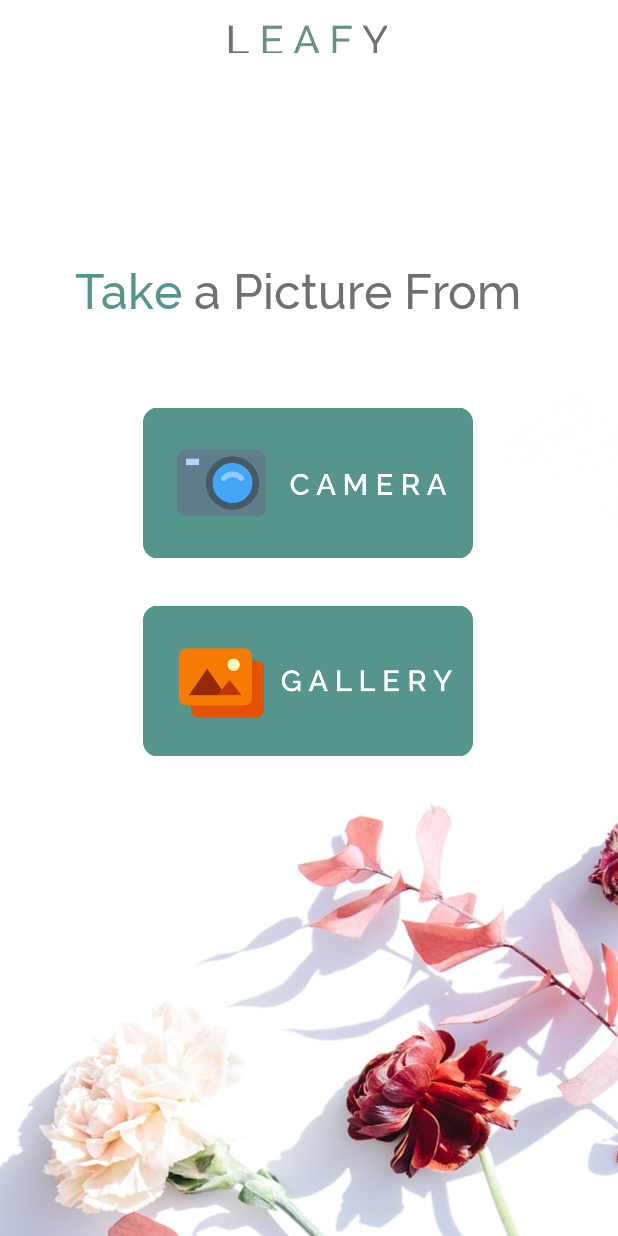
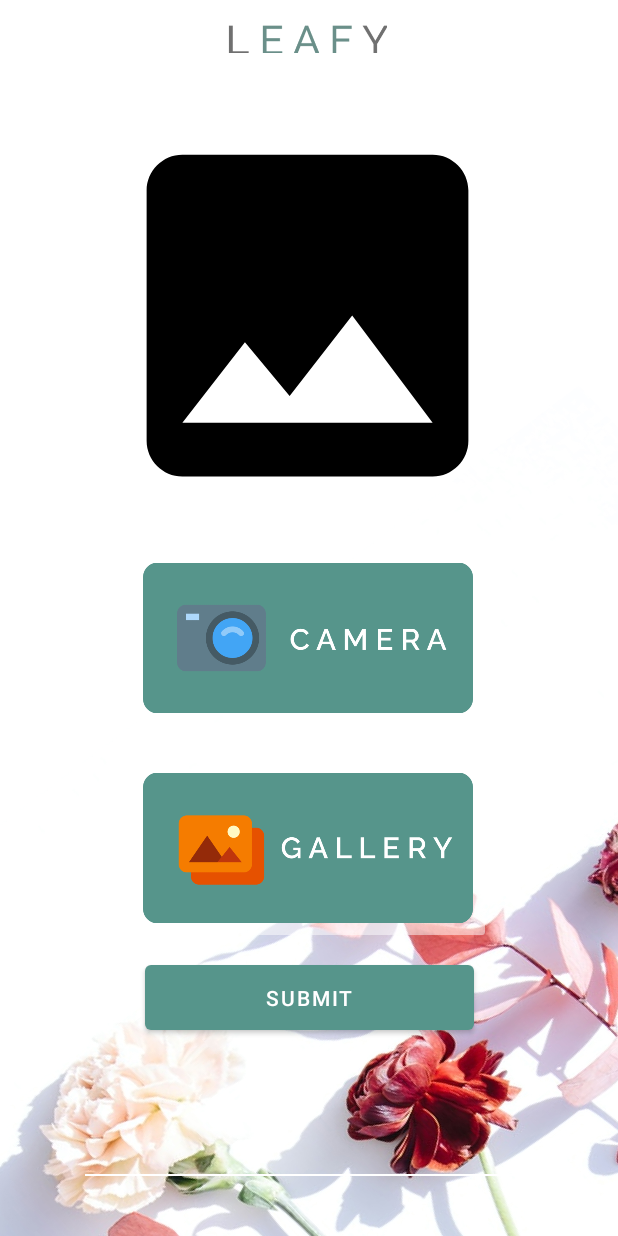
Before and after one commit to fractalxv/Leafy, an Android app: the screen it shows after launch (StartActivity), after a tap on "START", on a phone screen of 412 x 824 dp. Run offline under Robolectric (Android 15) with nearby library versions, the phone set to English and light mode, and no system bars.

Commit message:
change UI in start activity and add new activity(process activity and result activity)

```diff
--- a/MD/MedsApp/app/src/main/java/com/capstone/medsapp/StartActivity.kt
+++ b/MD/MedsApp/app/src/main/java/com/capstone/medsapp/StartActivity.kt
@@ -1,34 +1,130 @@
 package com.capstone.medsapp
 
+import android.Manifest
 import androidx.appcompat.app.AppCompatActivity
 import android.os.Bundle
 import com.capstone.medsapp.databinding.ActivityStartBinding
 
 import android.content.Intent
+import android.content.pm.PackageManager
+import android.graphics.BitmapFactory
+import android.net.Uri
+import android.provider.MediaStore
+import android.widget.Toast
+import androidx.activity.result.contract.ActivityResultContracts
+import androidx.core.app.ActivityCompat
+import androidx.core.content.ContextCompat
+import androidx.core.content.FileProvider
+import java.io.File
 
 class StartActivity : AppCompatActivity() {
     private lateinit var binding: ActivityStartBinding
+    private lateinit var currentPhotoPath: String
+    private var getFile: File? = null
 
     override fun onCreate(savedInstanceState: Bundle?) {
         super.onCreate(savedInstanceState)
         binding = ActivityStartBinding.inflate(layoutInflater)
         setContentView(binding.root)
 
+        if (!allPermissionsGranted()) {
+            ActivityCompat.requestPermissions(
+                this,
+                REQUIRED_PERMISSIONS,
+                REQUEST_CODE_PERMISSIONS
+            )
+        }
         setupAction()
     }
 
     private fun setupAction(){
         binding.btnCamera.setOnClickListener {
-            val intent = Intent("android.media.action.IMAGE_CAPTURE")
-            startActivity(intent)
+            startTakePhoto()
+
         }
 
-        binding.btnGallery.setOnClickListener {
-            val intent = Intent()
-            intent.action = Intent.ACTION_GET_CONTENT
-            intent.type = "image/*"
-            intent.flags = Intent.FLAG_ACTIVITY_NEW_TASK
-            startActivity(intent)
+        binding.btnGallery.setOnClickListener { startGallery() }
+//        binding.btnSubmit?.setOnClickListener {  }
+    }
+
+//    private fun submitPhoto(){
+//        val intent = Intent()
+//    }
+
+    private fun startTakePhoto() {
+        val intent = Intent(MediaStore.ACTION_IMAGE_CAPTURE)
+        intent.resolveActivity(packageManager)
+
+        createCustomTempFile(application).also {
+            val photoURI: Uri = FileProvider.getUriForFile(
+                this@StartActivity,
+                "com.capstone.medsapp",
+                it
+            )
+            currentPhotoPath = it.absolutePath
+            intent.putExtra(MediaStore.EXTRA_OUTPUT, photoURI)
+            launcherIntentCamera.launch(intent)
         }
     }
+
+    private fun startGallery() {
+        val intent = Intent()
+        intent.action = Intent.ACTION_GET_CONTENT
+        intent.type = "image/*"
+        val chooser = Intent.createChooser(intent, "Choose a Picture")
+        launcherIntentGallery.launch(chooser)
+    }
+
+    private val launcherIntentCamera = registerForActivityResult(
+        ActivityResultContracts.StartActivityForResult()
+    ) {
+        if (it.resultCode == RESULT_OK) {
+            val myFile = File(currentPhotoPath)
+            getFile = myFile
+
+            val result = BitmapFactory.decodeFile(getFile?.path)
+            binding.previewImage?.setImageBitmap(result)
+        }
+    }
+
+    private val launcherIntentGallery = registerForActivityResult(
+        ActivityResultContracts.StartActivityForResult()
+    ) { result ->
+        if (result.resultCode == RESULT_OK) {
+            val selectedImg: Uri = result.data?.data as Uri
+
+            val myFile = uriToFile(selectedImg, this@StartActivity)
+
+            getFile = myFile
+
+            binding.previewImage?.setImageURI(selectedImg)
+        }
+    }
+
+    private fun allPermissionsGranted() = REQUIRED_PERMISSIONS.all {
+        ContextCompat.checkSelfPermission(baseContext, it) == PackageManager.PERMISSION_GRANTED
+    }
+
+    override fun onRequestPermissionsResult(
+        requestCode: Int,
+        permissions: Array<String>,
+        grantResults: IntArray
+    ) {
+        super.onRequestPermissionsResult(requestCode, permissions, grantResults)
+        if (requestCode == REQUEST_CODE_PERMISSIONS) {
+            if (!allPermissionsGranted()) {
+                Toast.makeText(
+                    this,
+                    "Tidak mendapatkan permission.",
+                    Toast.LENGTH_SHORT
+                ).show()
+                finish()
+            }
+        }
+    }
+
+    companion object {
+        private val REQUIRED_PERMISSIONS = arrayOf(Manifest.permission.CAMERA)
+        private const val REQUEST_CODE_PERMISSIONS = 10
+    }
 }
--- /dev/null
+++ b/MD/MedsApp/app/src/main/res/drawable/ic_place_holder.xml
@@ -0,0 +1,5 @@
+<vector android:height="300dp" android:tint="#000"
+    android:viewportHeight="24" android:viewportWidth="24"
+    android:width="300dp" xmlns:android="http://schemas.android.com/apk/res/android">
+    <path android:fillColor="@android:color/white" android:pathData="M21,19V5c0,-1.1 -0.9,-2 -2,-2H5c-1.1,0 -2,0.9 -2,2v14c0,1.1 0.9,2 2,2h14c1.1,0 2,-0.9 2,-2zM8.5,13.5l2.5,3.01L14.5,12l4.5,6H5l3.5,-4.5z"/>
+</vector>
--- a/MD/MedsApp/app/src/main/res/layout/activity_developer.xml
+++ b/MD/MedsApp/app/src/main/res/layout/activity_developer.xml
@@ -236,7 +236,7 @@
             android:layout_width="wrap_content"
             android:layout_height="wrap_content"
             android:layout_marginTop="4dp"
-            android:layout_marginEnd="48dp"
+            android:layout_marginEnd="40dp"
             android:fontFamily="@font/ralewaymedium"
             android:text="@string/reza_anggana"
             android:textColor="#56958B"
@@ -254,7 +254,7 @@
             android:textColor="#56958B"
             android:textSize="16sp"
             app:layout_constraintEnd_toEndOf="parent"
-            app:layout_constraintHorizontal_bias="0.765"
+            app:layout_constraintHorizontal_bias="0.793"
             app:layout_constraintStart_toStartOf="parent"
             app:layout_constraintTop_toBottomOf="@+id/profile_image4" />
 
--- a/MD/MedsApp/app/src/main/res/layout/activity_start.xml
+++ b/MD/MedsApp/app/src/main/res/layout/activity_start.xml
@@ -1,11 +1,16 @@
 <?xml version="1.0" encoding="utf-8"?>
-<androidx.constraintlayout.widget.ConstraintLayout xmlns:android="http://schemas.android.com/apk/res/android"
+
+<ScrollView xmlns:android="http://schemas.android.com/apk/res/android"
     xmlns:app="http://schemas.android.com/apk/res-auto"
     xmlns:tools="http://schemas.android.com/tools"
     android:layout_width="match_parent"
     android:layout_height="match_parent"
-    tools:context=".StartActivity"
-    android:background="@drawable/background">
+    android:background="@drawable/background"
+    tools:context=".StartActivity">
+
+    <androidx.constraintlayout.widget.ConstraintLayout
+        android:layout_width="match_parent"
+        android:layout_height="wrap_content">
 
         <ImageView
             android:id="@+id/imgv_appname"
@@ -18,62 +23,66 @@
             app:layout_constraintStart_toStartOf="parent"
             app:layout_constraintTop_toTopOf="parent" />
 
-    <TextView
-        android:id="@+id/tv_take"
-        android:layout_width="wrap_content"
-        android:layout_height="wrap_content"
-        android:layout_marginStart="32dp"
-        android:layout_marginTop="140dp"
-        android:fontFamily="@font/ralewaymedium"
-        android:text="@string/take"
-        android:textColor="#56958B"
-        android:textSize="32sp"
-        android:textStyle="normal"
+        <ImageView
+            android:id="@+id/previewImage"
+            android:layout_width="303dp"
+            android:layout_height="286dp"
+            android:layout_gravity="center_horizontal"
+            android:layout_marginTop="32dp"
+            android:contentDescription="@string/preview_image"
             app:layout_constraintEnd_toEndOf="parent"
-        app:layout_constraintHorizontal_bias="0.058"
+            app:layout_constraintHorizontal_bias="0.491"
             app:layout_constraintStart_toStartOf="parent"
-        app:layout_constraintTop_toBottomOf="@+id/imgv_appname" />
-
-    <TextView
-        android:id="@+id/tv_picturefrom"
-        android:layout_width="wrap_content"
-        android:layout_height="wrap_content"
-        android:layout_marginStart="8dp"
-        android:layout_marginTop="140dp"
-        android:fontFamily="@font/ralewaymedium"
-        android:text="@string/picture_from"
-        android:textColor="#707070"
-        android:textSize="32sp"
-        android:textStyle="normal"
-        app:layout_constraintEnd_toEndOf="parent"
-        app:layout_constraintHorizontal_bias="0.0"
-        app:layout_constraintStart_toEndOf="@+id/tv_take"
-        app:layout_constraintTop_toBottomOf="@+id/imgv_appname" />
+            app:layout_constraintTop_toBottomOf="@+id/imgv_appname"
+            app:srcCompat="@drawable/ic_place_holder" />
 
         <ImageButton
             android:id="@+id/btn_camera"
             android:layout_width="244dp"
             android:layout_height="128dp"
-        android:layout_marginTop="44dp"
+            android:layout_marginTop="8dp"
             android:backgroundTint="#80FFFFFF"
             android:scaleType="fitCenter"
             android:src="@drawable/buttoncamera"
             app:layout_constraintEnd_toEndOf="parent"
             app:layout_constraintHorizontal_bias="0.496"
             app:layout_constraintStart_toStartOf="parent"
-        app:layout_constraintTop_toBottomOf="@+id/tv_picturefrom" />
+            app:layout_constraintTop_toBottomOf="@+id/previewImage" />
 
         <ImageButton
             android:id="@+id/btn_gallery"
             android:layout_width="244dp"
             android:layout_height="128dp"
-        android:layout_marginTop="4dp"
+            android:layout_marginTop="12dp"
             android:backgroundTint="#80FFFFFF"
             android:scaleType="fitCenter"
             android:src="@drawable/buttongallery"
             app:layout_constraintEnd_toEndOf="parent"
-        app:layout_constraintHorizontal_bias="0.497"
+            app:layout_constraintHorizontal_bias="0.496"
             app:layout_constraintStart_toStartOf="parent"
             app:layout_constraintTop_toBottomOf="@+id/btn_camera" />
 
+        <Button
+            android:id="@+id/btn_submit"
+            android:layout_width="219dp"
+            android:layout_height="55dp"
+            android:layout_marginTop="8dp"
+            android:text="@string/submit"
+            app:layout_constraintEnd_toEndOf="parent"
+            app:layout_constraintStart_toStartOf="parent"
+            app:layout_constraintTop_toBottomOf="@+id/btn_gallery" />
+
+        <View
+            android:id="@+id/separator3"
+            android:layout_width="300dp"
+            android:layout_height="1dip"
+            android:layout_centerVertical="true"
+            android:layout_marginTop="90dp"
+            android:background="#FFFFFF"
+            app:layout_constraintEnd_toEndOf="parent"
+            app:layout_constraintHorizontal_bias="0.505"
+            app:layout_constraintStart_toStartOf="parent"
+            app:layout_constraintTop_toBottomOf="@+id/btn_submit" />
+
     </androidx.constraintlayout.widget.ConstraintLayout>
+</ScrollView>
--- a/MD/MedsApp/app/src/main/res/values/strings.xml
+++ b/MD/MedsApp/app/src/main/res/values/strings.xml
@@ -22,4 +22,7 @@
     <string name="cloud">Cloud</string>
     <string name="myra_karimah">Myra Karimah</string>
     <string name="adjie_latifah">Adjie Latifah</string>
+    <string name="processing">Processing...</string>
+    <string name="preview_image">Preview Image</string>
+    <string name="submit">submit</string>
 </resources>
--- /dev/null
+++ b/MD/MedsApp/app/src/main/res/xml/provider_path.xml
@@ -0,0 +1,6 @@
+<?xml version="1.0" encoding="utf-8"?>
+<paths>
+    <external-files-path
+        name="my_images"
+        path="Pictures" />
+</paths>
```
Also changed, not shown: MD/MedsApp/app/src/main/AndroidManifest.xml (+24 -0 lines), MD/MedsApp/app/src/main/java/com/capstone/medsapp/ProcessActivity.kt (added, +11 -0 lines), MD/MedsApp/app/src/main/java/com/capstone/medsapp/ResultActivity.kt (added, +12 -0 lines), MD/MedsApp/app/src/main/java/com/capstone/medsapp/Utils.kt (added, +70 -0 lines), MD/MedsApp/app/src/main/res/layout-land/activity_process.xml (added, +48 -0 lines), MD/MedsApp/app/src/main/res/layout/activity_process.xml (added, +50 -0 lines), MD/MedsApp/app/src/main/res/layout/activity_result.xml (added, +44 -0 lines). Lines whose indentation alone changed are shown as unchanged.
